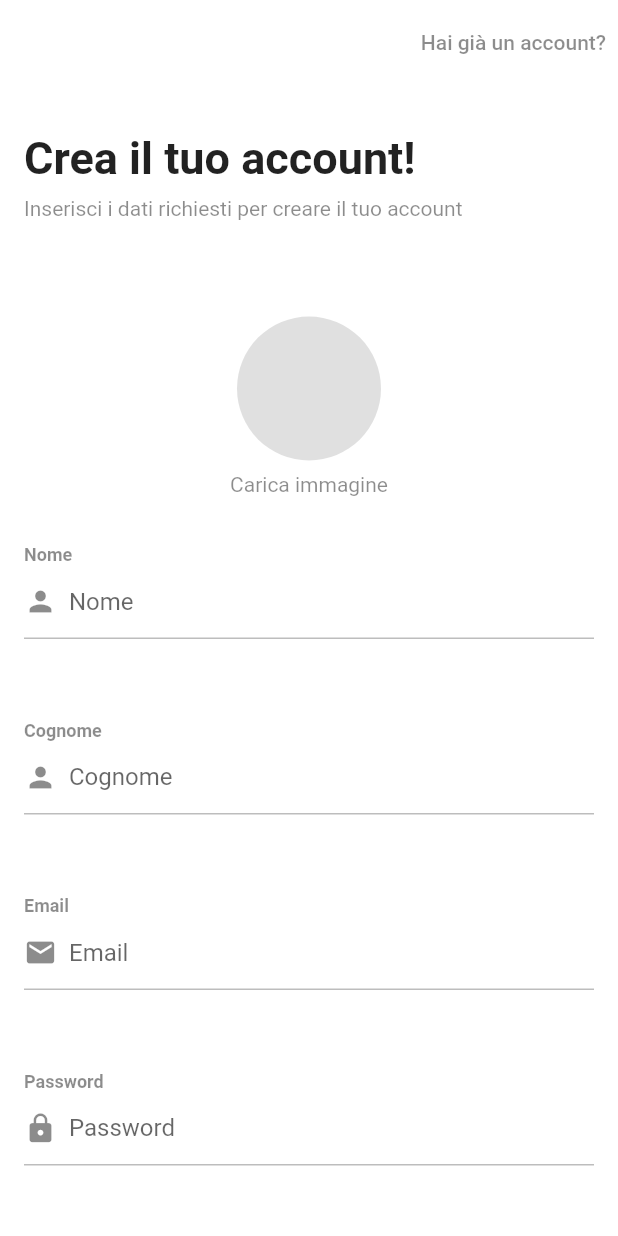
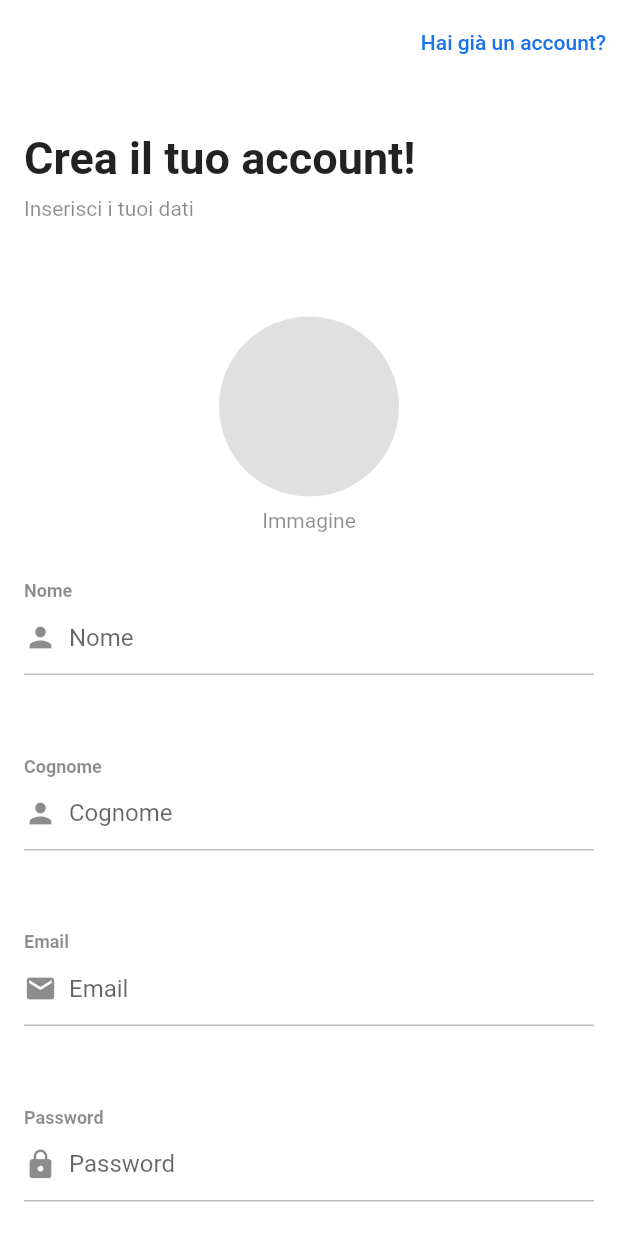
Before and after one commit to ngiuliani-ng/flutter_focus_app, a Flutter app: the screen it shows after launch, after a tap on "Non hai ancora un account?", on a phone screen of 412 x 824 dp. Run offline on Flutter 3.47's test engine with Material 2 defaults, Android fonts, the phone set to English and light mode, and no system bars.

Commit message:
Update. Graphics, colors and text form errors.

```diff
--- a/lib/pages/auth/login.dart
+++ b/lib/pages/auth/login.dart
@@ -25,38 +25,16 @@ class _LoginPageState extends State<LoginPage> {
     final email = emailController.text.trim();
     final password = passwordController.text.trim();
 
-    // Reset error.
     setState(() {
       emailError = null;
       passwordError = null;
     });
 
     final valid = isValidBlock((bool Function(bool, Function) when) {
-      when(email.isEmpty, () => setState(() => emailError = 'Campo obbligatorio'));
-      when(email.isNotEmpty && !isValidEmail(email), () => setState(() => emailError = 'Email non valida'));
-      when(password.isEmpty, () => setState(() => passwordError = 'Campo obbligatorio'));
+      when(email.isEmpty, () => setState(() => emailError = 'Inserisci un indirizzo email'));
+      when(email.isNotEmpty && !isValidEmail(email), () => setState(() => emailError = 'Inserisci un indirizzo email valido'));
+      when(password.isEmpty, () => setState(() => passwordError = 'Inserisci una password'));
     });
-
-    // bool valid = true;
-    //
-    // setState(() {
-    //   emailError = null;
-    //   passwordError = null;
-    // });
-    //
-    // if (email.isEmpty) {
-    //   setState(() {
-    //     emailError = 'Campo obbligatorio';
-    //     valid = false;
-    //   });
-    // }
-    //
-    // if (password.isEmpty) {
-    //   setState(() {
-    //     passwordError = 'Campo obbligatorio';
-    //     valid = false;
-    //   });
-    // }
 
     if (valid) {
       print('Login');
@@ -80,7 +58,7 @@ class _LoginPageState extends State<LoginPage> {
           child: Text(
             'Non hai ancora un account?',
             style: TextStyle(
-              color: Colors.black45,
+              color: Color(0xff1a73e8),
             ),
           ),
         ),
@@ -111,7 +89,7 @@ class _LoginPageState extends State<LoginPage> {
               height: 8,
             ),
             Text(
-              'Inserisci le tue credenziali per continuare',
+              'Inserisci le tue credenziali',
               style: TextStyle(
                 color: Colors.black45,
               ),
@@ -144,7 +122,7 @@ class _LoginPageState extends State<LoginPage> {
               height: 64,
             ),
             AppButton(
-              color: Colors.blue,
+              color: Color(0xff1a73e8),
               child: Text('Login'),
               onPressed: onSubmit,
             ),
--- a/lib/pages/auth/register.dart
+++ b/lib/pages/auth/register.dart
@@ -75,7 +75,6 @@ class _RegisterPageState extends State<RegisterPage> {
       final password = passwordController.text.trim();
       final passwordConfirm = passwordConfirmController.text.trim();
 
-      // Reset error.
       setState(() {
         nameError = null;
         surnameError = null;
@@ -85,13 +84,13 @@ class _RegisterPageState extends State<RegisterPage> {
       });
 
       final valid = isValidBlock((bool Function(bool, Function) when) {
-        when(name.isEmpty, () => setState(() => nameError = 'Campo obbligatorio'));
-        when(surname.isEmpty, () => setState(() => surnameError = 'Campo obbligatorio'));
-        when(email.isEmpty, () => setState(() => emailError = 'Campo obbligatorio'));
-        when(email.isNotEmpty && !isValidEmail(email), () => setState(() => emailError = 'Email non valida'));
-        when(password.isEmpty, () => setState(() => passwordError = 'Campo obbligatorio'));
-        when(password.isNotEmpty && password.length < 8, () => setState(() => passwordError = 'Per la tua password utilizza almeno 8 caratteri'));
-        when(passwordConfirm.isEmpty, () => setState(() => passwordConfirmError = 'Campo obbligatorio'));
+        when(name.isEmpty, () => setState(() => nameError = 'Inserisci il nome'));
+        when(surname.isEmpty, () => setState(() => surnameError = 'Inserisci il cognome'));
+        when(email.isEmpty, () => setState(() => emailError = 'Inserisci un indirizzo email'));
+        when(email.isNotEmpty && !isValidEmail(email), () => setState(() => emailError = 'Inserisci un indirizzo email valido'));
+        when(password.isEmpty, () => setState(() => passwordError = 'Inserisci una password'));
+        when(password.isNotEmpty && password.length < 8, () => setState(() => passwordError = 'Inserisci una password almeno di 8 caratteri'));
+        when(passwordConfirm.isEmpty, () => setState(() => passwordConfirmError = 'Le password non corrispondono'));
         when(password.isNotEmpty && passwordConfirm.isNotEmpty && password != passwordConfirm,
             () => setState(() => passwordConfirmError = 'Le password non corrispondono'));
       });
@@ -129,7 +128,7 @@ class _RegisterPageState extends State<RegisterPage> {
           child: Text(
             'Hai già un account?',
             style: TextStyle(
-              color: Colors.black45,
+              color: Color(0xff1a73e8),
             ),
           ),
         ),
@@ -158,7 +157,7 @@ class _RegisterPageState extends State<RegisterPage> {
               height: 8,
             ),
             Text(
-              'Inserisci i dati richiesti per creare il tuo account',
+              'Inserisci i tuoi dati',
               style: TextStyle(
                 color: Colors.black45,
               ),
@@ -173,13 +172,13 @@ class _RegisterPageState extends State<RegisterPage> {
                 children: [
                   CircleAvatar(
                     backgroundColor: Colors.black12,
-                    radius: 48,
+                    radius: 60,
                   ),
                   SizedBox(
                     height: 8,
                   ),
                   Text(
-                    'Carica immagine',
+                    'Immagine',
                     style: TextStyle(
                       color: Colors.black45,
                     ),
@@ -251,6 +250,7 @@ class _RegisterPageState extends State<RegisterPage> {
               height: 32,
             ),
             SwitchListTile(
+              activeColor: Color(0xff1a73e8),
               title: Text(
                 'Registra un account premium',
                 style: TextStyle(
@@ -265,7 +265,7 @@ class _RegisterPageState extends State<RegisterPage> {
               height: 64,
             ),
             AppButton(
-              color: Colors.blue,
+              color: Color(0xff1a73e8),
               child: Text(_isPremiumAccount ? 'Personalizza il tuo account' : 'Crea il tuo account'),
               onPressed: onSubmit,
             ),
@@ -296,7 +296,7 @@ class _RegisterPageState extends State<RegisterPage> {
               height: 8,
             ),
             Text(
-              'A seconda del piano scelto avrai diversi vantaggi',
+              'Seleziona i tuoi vantaggi',
               style: TextStyle(
                 color: Colors.black45,
               ),
@@ -329,7 +329,7 @@ class _RegisterPageState extends State<RegisterPage> {
               height: 64,
             ),
             AppButton(
-              color: Colors.blue,
+              color: Color(0xff1a73e8),
               child: Text('Attiva il tuo piano | € ${getPlanPrice()}'),
               onPressed: onSubmit,
             ),
@@ -345,6 +345,7 @@ class _RegisterPageState extends State<RegisterPage> {
     @required PlansType value,
   }) {
     return RadioListTile(
+      activeColor: Color(0xff1a73e8),
       value: value,
       groupValue: _selectedPlanType,
       onChanged: (type) => switchPlanType(type),
```
